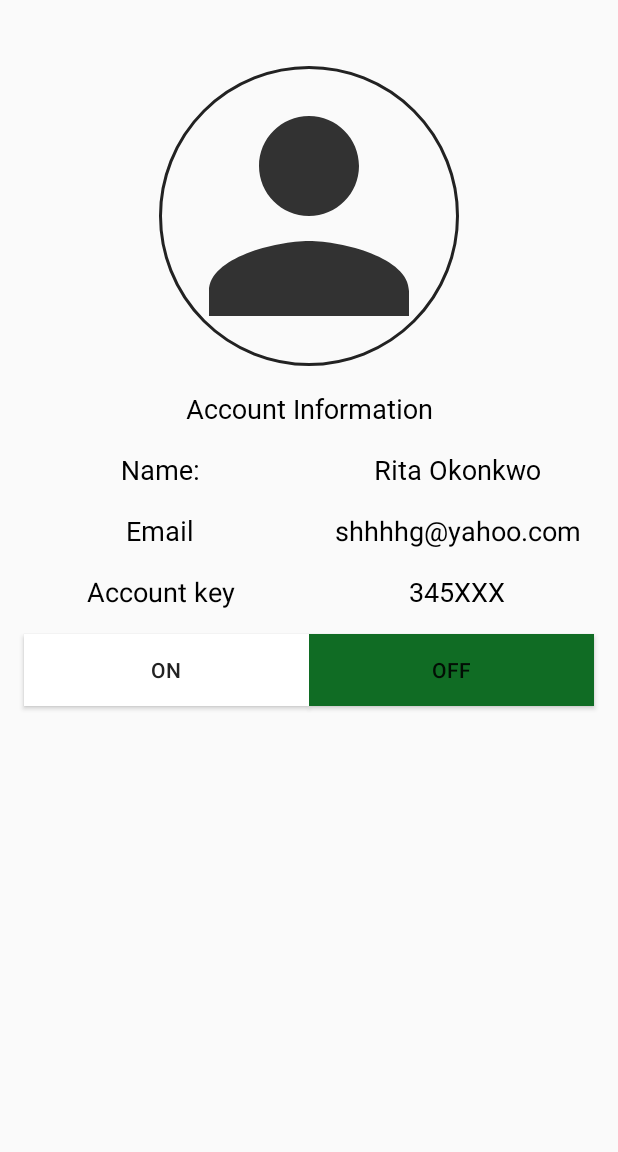
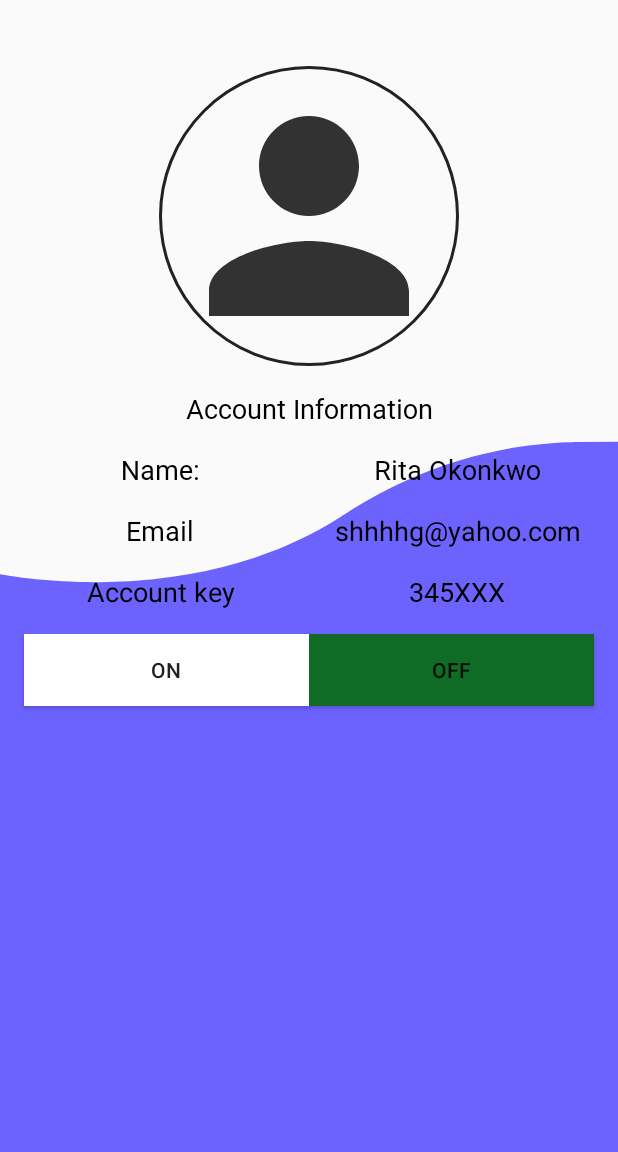
Before and after one commit to SmartTech-LiveTrack/Mobile-AndroidLiveTrack, an Android app: the LoggedInActivity screen opened directly, with no data from a screen before it, on a phone screen of 412 x 824 dp, the part 84-1236 px from its top. Run offline under Robolectric (Android 15) with nearby library versions, the phone set to English and light mode, and no system bars; our stand-ins replace CircleImageView.

Commit message:
modified interface look and feel

```diff
--- a/app/src/main/res/layout/activity_emergency.xml
+++ b/app/src/main/res/layout/activity_emergency.xml
@@ -4,6 +4,7 @@
     xmlns:tools="http://schemas.android.com/tools"
     android:layout_width="match_parent"
     android:layout_height="match_parent"
+    android:background="@drawable/ic_splash"
     tools:context=".EmergencyActivity">
 
     <TextView
@@ -24,8 +25,8 @@
         android:layout_width="wrap_content"
         android:layout_height="wrap_content"
         android:layout_marginBottom="100dp"
+        android:onClick="yes"
         android:text="NO"
-        android:onClick="yes"
         app:layout_constraintBottom_toBottomOf="parent"
         app:layout_constraintEnd_toEndOf="parent"
         app:layout_constraintStart_toStartOf="parent" />
@@ -35,8 +36,8 @@
         android:layout_width="wrap_content"
         android:layout_height="wrap_content"
         android:layout_marginBottom="130dp"
+        android:onClick="no"
         android:text="YES"
-        android:onClick="no"
         app:layout_constraintBottom_toTopOf="@+id/btnNo"
         app:layout_constraintEnd_toEndOf="parent"
         app:layout_constraintStart_toStartOf="parent" />
--- a/app/src/main/res/layout/activity_loggedin.xml
+++ b/app/src/main/res/layout/activity_loggedin.xml
@@ -4,19 +4,20 @@
     xmlns:tools="http://schemas.android.com/tools"
     android:layout_width="match_parent"
     android:layout_height="match_parent"
+    android:background="@drawable/ic_splash"
     tools:context=".LoggedInActivity">
 
     <androidx.appcompat.widget.Toolbar
         android:id="@+id/my_toolbar"
-        app:layout_constraintTop_toTopOf="parent"
-        app:layout_constraintStart_toStartOf="parent"
-        app:layout_constraintEnd_toEndOf="parent"
-        app:title="LiveTrack"
         android:layout_width="match_parent"
         android:layout_height="?attr/actionBarSize"
         android:background="#6C63FF"
         android:theme="@style/ThemeOverlay.AppCompat.ActionBar"
-        app:popupTheme="@style/ThemeOverlay.AppCompat.Light"/>
+        app:layout_constraintEnd_toEndOf="parent"
+        app:layout_constraintStart_toStartOf="parent"
+        app:layout_constraintTop_toTopOf="parent"
+        app:popupTheme="@style/ThemeOverlay.AppCompat.Light"
+        app:title="LiveTrack" />
 
     <de.hdodenhof.circleimageview.CircleImageView
         android:id="@+id/circle_image"
```
